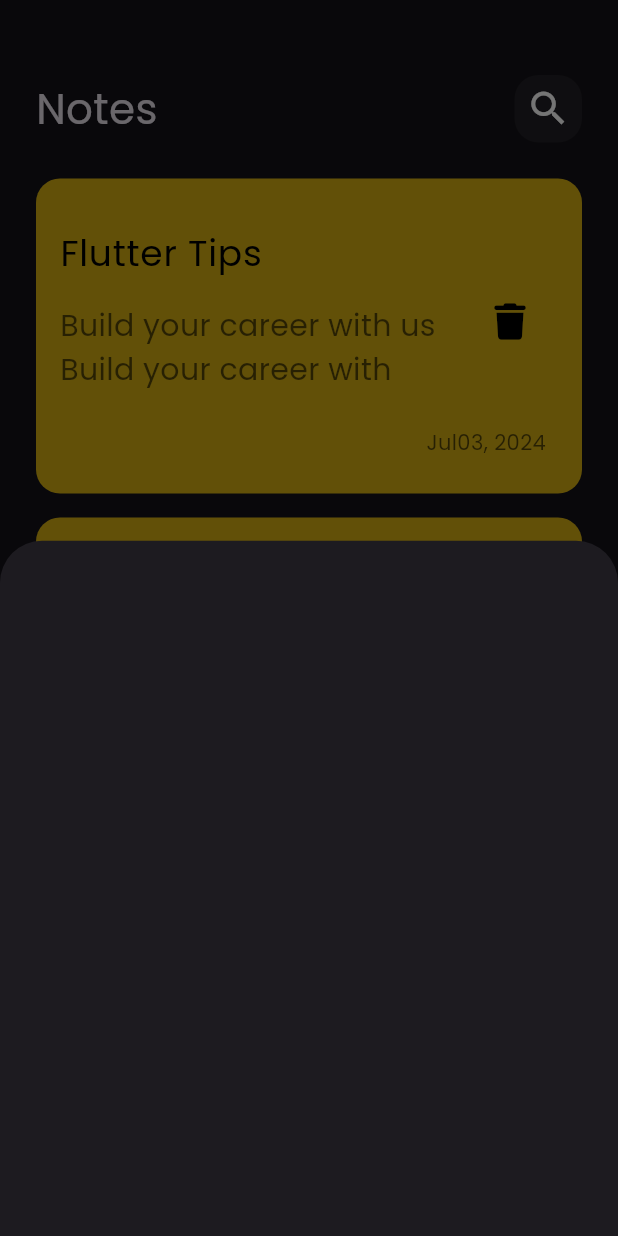
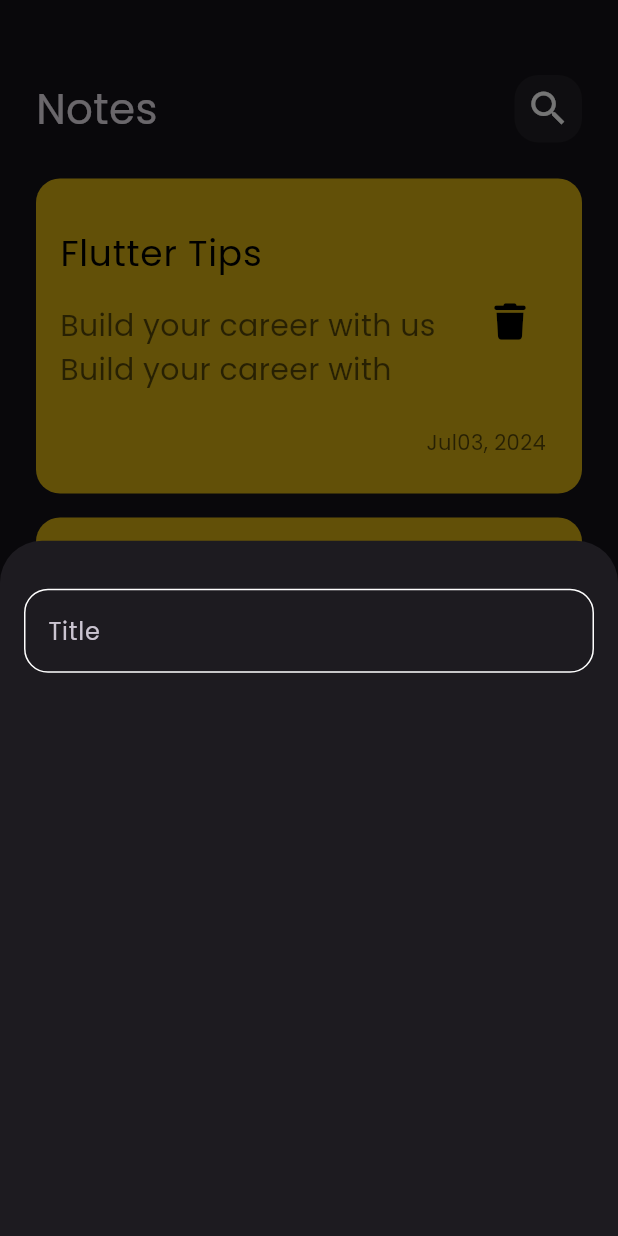
Before and after one commit to Jalo1982/notes_app, a Flutter app: the screen it shows after launch, after a tap on the "add" icon, on a phone screen of 412 x 824 dp. Run offline on Flutter 3.47's test engine with Material 3 defaults, Android fonts, the phone set to English and light mode, and no system bars; our stand-ins replace font_awesome_flutter.

Commit message:
create custom text fiel and constant color

```diff
--- /dev/null
+++ b/lib/constant.dart
@@ -0,0 +1,3 @@
+import 'dart:ui';
+
+const kPrimaryColor = Color(0xff62FCD7);
--- a/lib/views/notes_view.dart
+++ b/lib/views/notes_view.dart
@@ -1,5 +1,5 @@
 import 'package:flutter/material.dart';
-import 'package:notes_app/views/widgets/add_model_bottom_sheet.dart';
+import 'package:notes_app/views/widgets/add_note_bottom_sheet.dart';
 import 'package:notes_app/views/widgets/notes_view_body.dart';
 
 class NotesView extends StatelessWidget {
--- a/lib/views/widgets/add_model_bottom_sheet.dart
+++ /dev/null
@@ -1,10 +0,0 @@
-
-import 'package:flutter/material.dart';
-
-class AddModalBottomSheet extends StatelessWidget {
-  const AddModalBottomSheet({super.key});
-  @override
-  Widget build(context) {
-    return Container();
-  }
-}
--- /dev/null
+++ b/lib/views/widgets/add_note_bottom_sheet.dart
@@ -0,0 +1,20 @@
+import 'package:flutter/material.dart';
+import 'package:notes_app/views/widgets/cutom_text_field.dart';
+
+class AddModalBottomSheet extends StatelessWidget {
+  const AddModalBottomSheet({super.key});
+  @override
+  Widget build(BuildContext context) {
+    return const Padding(
+      padding: EdgeInsets.symmetric(horizontal: 16),
+      child: Column(
+        children: [
+          SizedBox(
+            height: 32,
+          ),
+          CustomTextField(),
+        ],
+      ),
+    );
+  }
+}
--- /dev/null
+++ b/lib/views/widgets/cutom_text_field.dart
@@ -0,0 +1,27 @@
+import 'package:flutter/material.dart';
+import 'package:notes_app/constant.dart';
+
+class CustomTextField extends StatelessWidget {
+  const CustomTextField({super.key});
+
+  @override
+  Widget build(context) {
+    return TextField(
+      cursorColor: kPrimaryColor,
+      decoration: InputDecoration(
+        hintText: 'Title',
+        //hintStyle: const TextStyle(color: kPrimaryColor),
+        border: biuldBorder(),
+        enabledBorder: biuldBorder(),
+        focusedBorder: biuldBorder(kPrimaryColor),
+      ),
+    );
+  }
+
+  OutlineInputBorder biuldBorder([color]) {
+    return OutlineInputBorder(
+      borderRadius: BorderRadius.circular(16),
+      borderSide: BorderSide(color: color ?? Colors.white),
+    );
+  }
+}
```
